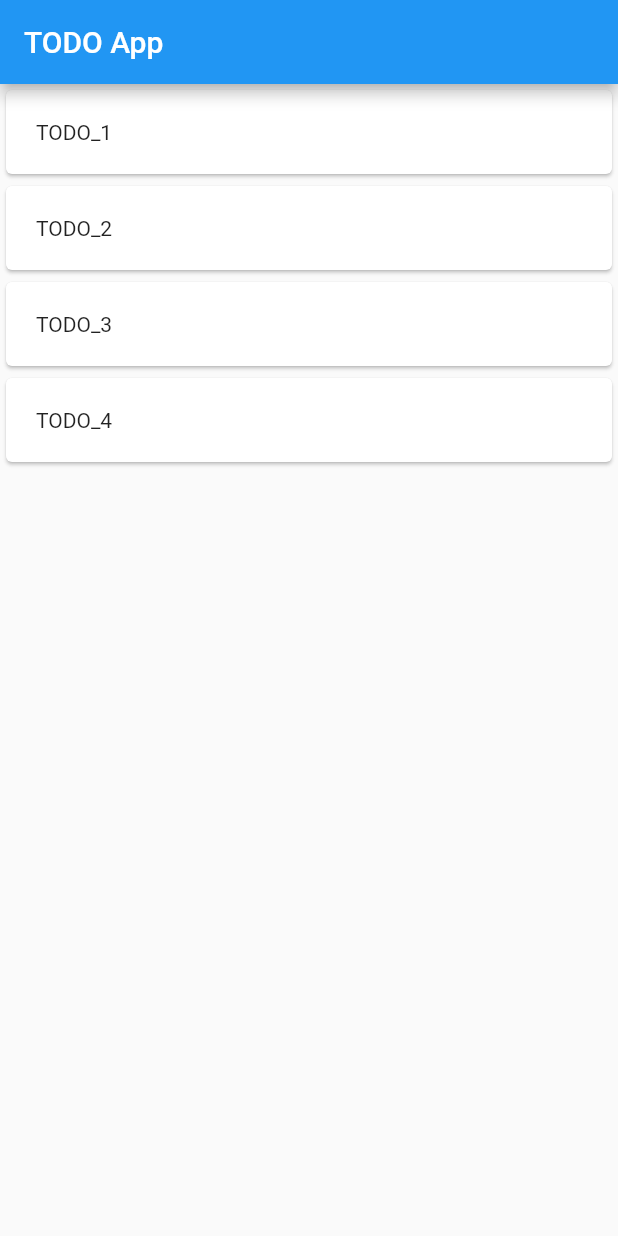
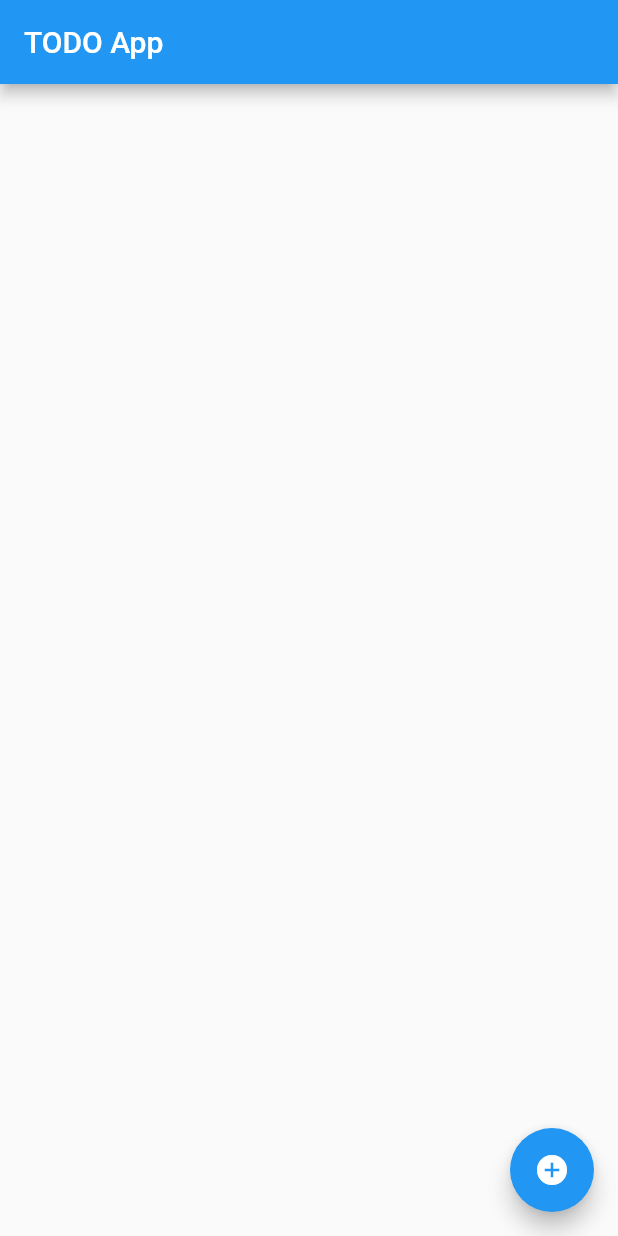
Before and after one commit to y-shika/todo_flutter_app, a Flutter app: the screen it shows after launch, on a phone screen of 412 x 824 dp. Run offline on Flutter 3.47's test engine with Material 2 defaults, Android fonts, the phone set to English and light mode, and no system bars.

Commit message:
add: floatingbuttonでTODOカードを追加

```diff
--- a/lib/main.dart
+++ b/lib/main.dart
@@ -9,75 +9,80 @@ class MyApp extends StatelessWidget {
   Widget build(BuildContext context) {
     return MaterialApp(
       title: 'TODO App',
-      home: TodoScreen(),
+      home: TodoPage(),
     );
   }
 }
 
-class TodoScreen extends StatelessWidget {
+// Todo要素用のクラス
+class Todo {
+  Todo(this.todoTitle, this.active);
+
+  String todoTitle;
+  bool active;
+}
+
+class TodoPage extends StatefulWidget {
+  final _todos = <Todo>[];
+
+  @override
+  _TodoPageState createState() => _TodoPageState();
+}
+
+class _TodoPageState extends State<TodoPage> {
   @override
   Widget build(BuildContext context) {
     return Scaffold(
       appBar: AppBar(
         title: Text("TODO App"),
       ),
-      body: ListView(
-        children: <Widget>[
-          TodoStatelessElement(todoTitle: "TODO_1"),
-          TodoStatelessElement(todoTitle: "TODO_2"),
-          TodoStatefulElement(todoTitle: "TODO_3"),
-          TodoStatefulElement(todoTitle: "TODO_4"),
-        ],
+      body: TodoElements(todoElements: widget._todos),
+      floatingActionButton: FloatingActionButton(
+        child: Icon(Icons.add_circle),
+        onPressed: () {
+          print("press floatbutton: ${widget._todos.length}");
+          setState(() {
+            widget._todos.add(new Todo("TODO", true));
+          });
+        },
       ),
     );
   }
 }
 
-// StatelessとStatefulで比較してみる
+class TodoElements extends StatelessWidget {
+  TodoElements({@required this.todoElements});
 
-class TodoStatelessElement extends StatelessWidget {
-  final String todoTitle;
+  final List<Todo> todoElements;
 
-  TodoStatelessElement({@required this.todoTitle});
+  @override
+  Widget build(BuildContext context) {
+    return ListView.builder(
+      itemCount: todoElements.length,
+      itemBuilder: (context, index) {
+        return TodoElement(todo: todoElements[index]);
+      },
+    );
+  }
+}
+
+class TodoElement extends StatelessWidget {
+  TodoElement({@required this.todo});
+
+  final Todo todo;
 
   @override
   Widget build(BuildContext context) {
     return InkWell(
       onTap: () {
-        print("tapped!! (Stateless)");
+        print("tapped!!");
       },
       child: Card(
         child: Padding(
-          child: Text(todoTitle),
+          child: Text(todo.todoTitle),
           padding: EdgeInsets.all(20.0),
         ),
       ),
     );
   }
 }
-
-class TodoStatefulElement extends StatefulWidget {
-  TodoStatefulElement({Key key, @required this.todoTitle}) : super(key: key);
-
-  final String todoTitle;
-
-  @override
-  _TodoStatefulElementState createState() => _TodoStatefulElementState();
-}
-
-class _TodoStatefulElementState extends State<TodoStatefulElement> {
-  @override
-  Widget build(BuildContext context) {
-    return InkWell(
-      onTap: () {
-        print("tapped!! (Stateful)");
-      },
-      child: Card(
-        child: Padding(
-          child: Text(widget.todoTitle),
-          padding: EdgeInsets.all(20.0),
-        ),
-      ),
-    );
-  }
-}
```
